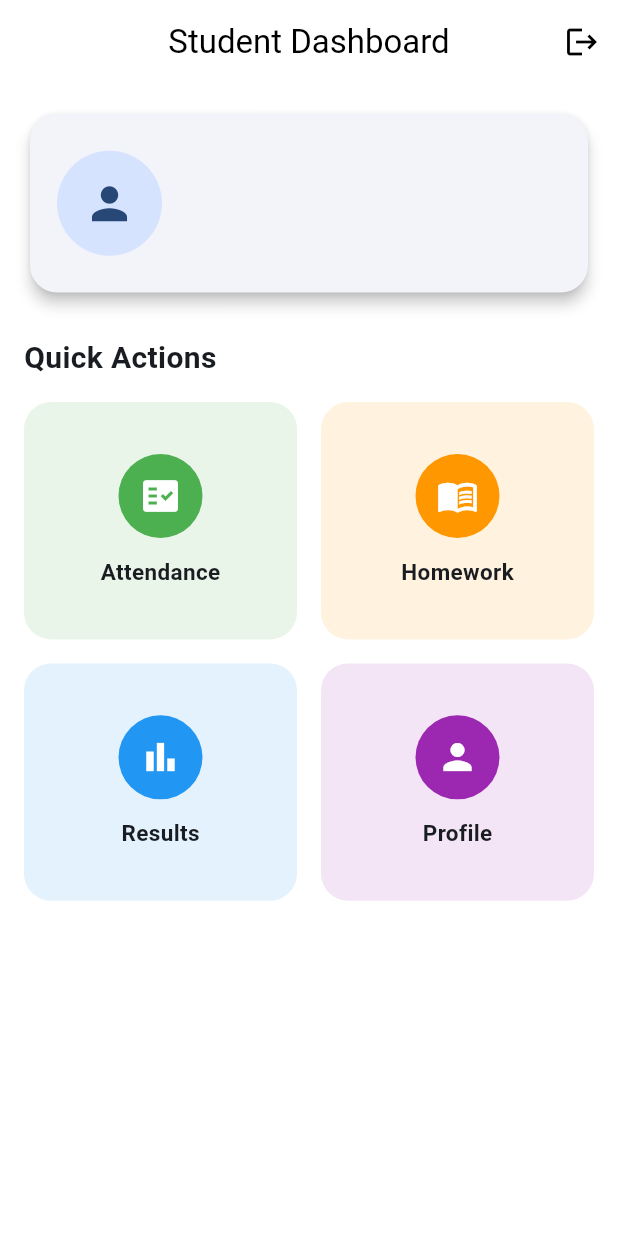
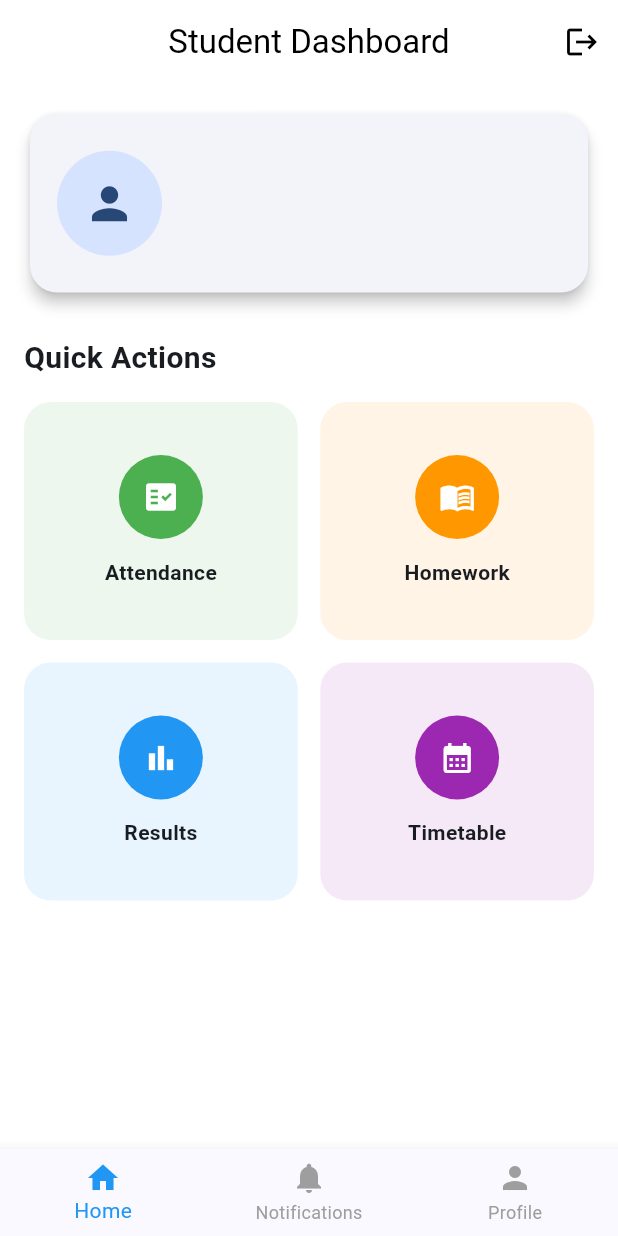
Before and after one commit to ayazmodan90/modern-high-school-management-system, a Flutter app: the StudentDashboard screen opened directly, on a phone screen of 412 x 824 dp. Run offline on Flutter 3.47's test engine with Material 3 defaults, Android fonts, the phone set to English and light mode, and no system bars; our stand-ins replace cloud_firestore, firebase_auth, firebase_core, flutter_riverpod; accounts and stored records are empty.

```diff
--- a/lib/features/student/presentation/pages/student_dashboard.dart
+++ b/lib/features/student/presentation/pages/student_dashboard.dart
@@ -3,7 +3,7 @@ import 'package:firebase_auth/firebase_auth.dart';
 import '../../../auth/presentation/pages/login_page.dart';
 import 'package:modern_high_school/features/auth/data/models/user_model.dart';
 import '../../../auth/data/repositories/firestore_repository.dart';
-
+import '../widgets/student_bottom_nav.dart';
 import '../widgets/profile_card.dart';
 import '../widgets/dashboard_grid.dart';
 
@@ -19,6 +19,7 @@ class _StudentDashboardState extends State<StudentDashboard> {
 
   UserModel? user;
   bool isLoading = true;
+  int currentIndex = 0;
 
   @override
   void initState() {
@@ -64,6 +65,25 @@ class _StudentDashboardState extends State<StudentDashboard> {
           (route) => false,
     );
   }
+  void onTabChanged(int index) {
+    setState(() {
+      currentIndex = index;
+    });
+
+    switch (index) {
+      case 0:
+      // Home
+        break;
+
+      case 1:
+      // Notifications (Next phase)
+        break;
+
+      case 2:
+      // Profile (Next phase)
+        break;
+    }
+  }
 
   @override
   Widget build(BuildContext context) {
@@ -71,6 +91,7 @@ class _StudentDashboardState extends State<StudentDashboard> {
       return const Scaffold(
         body: Center(
           child: CircularProgressIndicator(),
+
         ),
       );
     }
@@ -126,6 +147,11 @@ class _StudentDashboardState extends State<StudentDashboard> {
           ],
         ),
       ),
+
+      bottomNavigationBar: StudentBottomNav(
+        currentIndex: currentIndex,
+        onTap: onTabChanged,
+      ),
     );
   }
 }
--- /dev/null
+++ b/lib/features/student/presentation/widgets/dashboard_card.dart
@@ -0,0 +1,50 @@
+import 'package:flutter/material.dart';
+
+class DashboardCard extends StatelessWidget {
+  final String title;
+  final IconData icon;
+  final Color color;
+  final VoidCallback onTap;
+
+  const DashboardCard({
+    super.key,
+    required this.title,
+    required this.icon,
+    required this.color,
+    required this.onTap,
+  });
+
+  @override
+  Widget build(BuildContext context) {
+    return InkWell(
+      borderRadius: BorderRadius.circular(18),
+      onTap: onTap,
+      child: Container(
+        decoration: BoxDecoration(
+          color: color.withOpacity(0.1),
+          borderRadius: BorderRadius.circular(18),
+        ),
+        child: Column(
+          mainAxisAlignment: MainAxisAlignment.center,
+          children: [
+            CircleAvatar(
+              radius: 28,
+              backgroundColor: color,
+              child: Icon(
+                icon,
+                color: Colors.white,
+              ),
+            ),
+            const SizedBox(height: 12),
+            Text(
+              title,
+              style: const TextStyle(
+                fontWeight: FontWeight.bold,
+              ),
+            )
+          ],
+        ),
+      ),
+    );
+  }
+}
--- a/lib/features/student/presentation/widgets/dashboard_grid.dart
+++ b/lib/features/student/presentation/widgets/dashboard_grid.dart
@@ -1,5 +1,5 @@
 import 'package:flutter/material.dart';
-import 'dashboard_item.dart';
+import 'dashboard_card.dart';
 
 class DashboardGrid extends StatelessWidget {
   const DashboardGrid({super.key});
@@ -7,37 +7,42 @@ class DashboardGrid extends StatelessWidget {
   @override
   Widget build(BuildContext context) {
     return GridView.count(
+      physics: const NeverScrollableScrollPhysics(),
       shrinkWrap: true,
-      physics: const NeverScrollableScrollPhysics(),
       crossAxisCount: 2,
-      crossAxisSpacing: 16,
-      mainAxisSpacing: 16,
+      crossAxisSpacing: 15,
+      mainAxisSpacing: 15,
       childAspectRatio: 1.15,
       children: [
-        DashboardItem(
+
+        DashboardCard(
           title: "Attendance",
           icon: Icons.fact_check,
           color: Colors.green,
           onTap: () {},
         ),
-        DashboardItem(
+
+        DashboardCard(
           title: "Homework",
           icon: Icons.menu_book,
           color: Colors.orange,
           onTap: () {},
         ),
-        DashboardItem(
+
+        DashboardCard(
           title: "Results",
           icon: Icons.bar_chart,
           color: Colors.blue,
           onTap: () {},
         ),
-        DashboardItem(
-          title: "Profile",
-          icon: Icons.person,
+
+        DashboardCard(
+          title: "Timetable",
+          icon: Icons.calendar_month,
           color: Colors.purple,
           onTap: () {},
         ),
+
       ],
     );
   }
--- /dev/null
+++ b/lib/features/student/presentation/widgets/student_bottom_nav.dart
@@ -0,0 +1,37 @@
+import 'package:flutter/material.dart';
+
+class StudentBottomNav extends StatelessWidget {
+  final int currentIndex;
+  final Function(int) onTap;
+
+  const StudentBottomNav({
+    super.key,
+    required this.currentIndex,
+    required this.onTap,
+  });
+
+  @override
+  Widget build(BuildContext context) {
+    return BottomNavigationBar(
+      currentIndex: currentIndex,
+      onTap: onTap,
+      type: BottomNavigationBarType.fixed,
+      selectedItemColor: Colors.blue,
+      unselectedItemColor: Colors.grey,
+      items: const [
+        BottomNavigationBarItem(
+          icon: Icon(Icons.home),
+          label: "Home",
+        ),
+        BottomNavigationBarItem(
+          icon: Icon(Icons.notifications),
+          label: "Notifications",
+        ),
+        BottomNavigationBarItem(
+          icon: Icon(Icons.person),
+          label: "Profile",
+        ),
+      ],
+    );
+  }
+}
```
Also changed, not shown: lib/features/student/presentation/pages/attendance_page.dart (added), lib/features/student/presentation/pages/fees_page.dart (added), lib/features/student/presentation/pages/homework_page.dart (added), lib/features/student/presentation/pages/notifications_page.dart (added), lib/features/student/presentation/pages/profile_page.dart (added), lib/features/student/presentation/pages/results_page.dart (added), lib/features/student/presentation/pages/timetable_page.dart (added), lib/features/student/presentation/widgets/attendance_card.dart (added), lib/features/student/presentation/widgets/result_card.dart (added), lib/features/student/presentation/widgets/student_drawer.dart (added).
